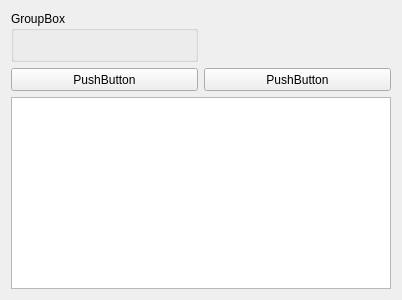
Above: widget.ui from QoolAtGit/KeyManagement before the change. Below: the same form after it.
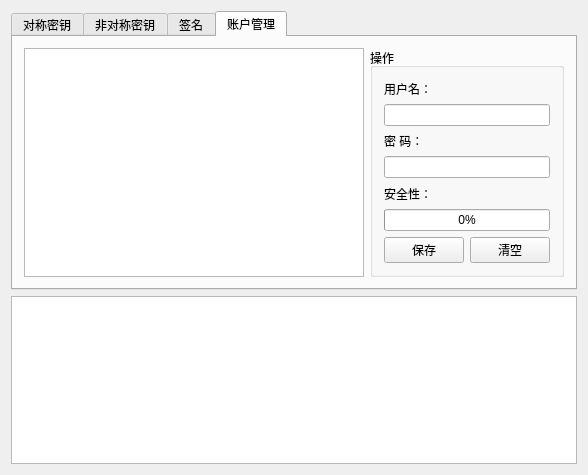
That is the form after the change.

What changed in the file:
```diff
--- a/widget.ui
+++ b/widget.ui
@@ -6,8 +6,8 @@
    <rect>
     <x>0</x>
     <y>0</y>
-    <width>400</width>
-    <height>300</height>
+    <width>588</width>
+    <height>475</height>
    </rect>
   </property>
   <property name="sizePolicy">
@@ -16,68 +16,298 @@
     <verstretch>0</verstretch>
    </sizepolicy>
   </property>
+  <property name="maximumSize">
+   <size>
+    <width>16777215</width>
+    <height>16777215</height>
+   </size>
+  </property>
   <property name="windowTitle">
    <string>Widget</string>
   </property>
   <layout class="QGridLayout" name="gridLayout_2">
-   <item row="0" column="0">
+   <item row="2" column="0">
     <layout class="QGridLayout" name="gridLayout">
-     <item row="1" column="0" alignment="Qt::AlignHCenter|Qt::AlignVCenter">
-      <widget class="QPushButton" name="pushButton">
-       <property name="minimumSize">
-        <size>
-         <width>187</width>
-         <height>23</height>
-        </size>
-       </property>
-       <property name="text">
-        <string>PushButton</string>
-       </property>
-      </widget>
-     </item>
-     <item row="1" column="1" alignment="Qt::AlignHCenter|Qt::AlignVCenter">
-      <widget class="QPushButton" name="pushButton_3">
-       <property name="minimumSize">
-        <size>
-         <width>187</width>
-         <height>23</height>
-        </size>
+     <item row="0" column="0">
+      <widget class="QTabWidget" name="tabWidget">
+       <property name="sizePolicy">
+        <sizepolicy hsizetype="MinimumExpanding" vsizetype="MinimumExpanding">
+         <horstretch>0</horstretch>
+         <verstretch>0</verstretch>
+        </sizepolicy>
        </property>
        <property name="maximumSize">
         <size>
-         <width>187</width>
-         <height>23</height>
+         <width>16777215</width>
+         <height>300</height>
         </size>
        </property>
-       <property name="text">
-        <string>PushButton</string>
+       <property name="tabPosition">
+        <enum>QTabWidget::North</enum>
        </property>
-      </widget>
-     </item>
-     <item row="0" column="0">
-      <widget class="QGroupBox" name="groupBox">
-       <property name="title">
-        <string>GroupBox</string>
+       <property name="currentIndex">
+        <number>3</number>
        </property>
+       <widget class="QWidget" name="tab">
+        <attribute name="title">
+         <string>对称密钥</string>
+        </attribute>
+        <layout class="QGridLayout" name="gridLayout_5">
+         <item row="0" column="1">
+          <layout class="QGridLayout" name="gridLayout_4">
+           <item row="1" column="0">
+            <widget class="QLineEdit" name="lineEdit">
+             <property name="readOnly">
+              <bool>true</bool>
+             </property>
+            </widget>
+           </item>
+           <item row="1" column="1">
+            <widget class="QSpinBox" name="spinBox">
+             <property name="value">
+              <number>16</number>
+             </property>
+            </widget>
+           </item>
+           <item row="1" column="2" alignment="Qt::AlignHCenter|Qt::AlignVCenter">
+            <widget class="QPushButton" name="pushButton">
+             <property name="text">
+              <string>生成</string>
+             </property>
+            </widget>
+           </item>
+           <item row="0" column="1">
+            <widget class="QLabel" name="label">
+             <property name="maximumSize">
+              <size>
+               <width>16777215</width>
+               <height>20</height>
+              </size>
+             </property>
+             <property name="text">
+              <string>密钥的长度</string>
+             </property>
+            </widget>
+           </item>
+           <item row="0" column="0">
+            <widget class="QLabel" name="label_2">
+             <property name="text">
+              <string>对称密钥</string>
+             </property>
+            </widget>
+           </item>
+          </layout>
+         </item>
+         <item row="0" column="0">
+          <widget class="QTableWidget" name="tableWidget_2"/>
+         </item>
+        </layout>
+       </widget>
+       <widget class="QWidget" name="tab_2">
+        <attribute name="title">
+         <string>非对称密钥</string>
+        </attribute>
+        <layout class="QGridLayout" name="gridLayout_7">
+         <item row="0" column="1">
+          <layout class="QGridLayout" name="gridLayout_6">
+           <item row="0" column="0">
+            <widget class="QGroupBox" name="groupBox">
+             <property name="minimumSize">
+              <size>
+               <width>230</width>
+               <height>0</height>
+              </size>
+             </property>
+             <property name="title">
+              <string>操作</string>
+             </property>
+             <layout class="QGridLayout" name="gridLayout_9">
+              <item row="0" column="0">
+               <layout class="QGridLayout" name="gridLayout_8">
+                <item row="2" column="0" alignment="Qt::AlignHCenter|Qt::AlignVCenter">
+                 <widget class="QPushButton" name="pushButton_2">
+                  <property name="text">
+                   <string>添加</string>
+                  </property>
+                 </widget>
+                </item>
+                <item row="3" column="0">
+                 <widget class="QLabel" name="label_4">
+                  <property name="text">
+                   <string>生成密钥对</string>
+                  </property>
+                  <property name="alignment">
+                   <set>Qt::AlignCenter</set>
+                  </property>
+                 </widget>
+                </item>
+                <item row="1" column="0">
+                 <widget class="QLineEdit" name="lineEdit_2"/>
+                </item>
+                <item row="0" column="0">
+                 <widget class="QLabel" name="label_3">
+                  <property name="text">
+                   <string>加密的文件路径</string>
+                  </property>
+                  <property name="alignment">
+                   <set>Qt::AlignCenter</set>
+                  </property>
+                 </widget>
+                </item>
+                <item row="4" column="0" alignment="Qt::AlignHCenter|Qt::AlignVCenter">
+                 <widget class="QPushButton" name="pushButton_3">
+                  <property name="text">
+                   <string>生成</string>
+                  </property>
+                 </widget>
+                </item>
+               </layout>
+              </item>
+             </layout>
+            </widget>
+           </item>
+          </layout>
+         </item>
+         <item row="0" column="0">
+          <widget class="QListWidget" name="listWidget"/>
+         </item>
+        </layout>
+       </widget>
+       <widget class="QWidget" name="tab_3">
+        <attribute name="title">
+         <string>签名</string>
+        </attribute>
+        <layout class="QGridLayout" name="gridLayout_11">
+         <item row="2" column="1">
+          <widget class="QLabel" name="label_5">
+           <property name="text">
+            <string>文件路径</string>
+           </property>
+          </widget>
+         </item>
+         <item row="3" column="2">
+          <widget class="QPushButton" name="pushButton_5">
+           <property name="text">
+            <string>选择</string>
+           </property>
+          </widget>
+         </item>
+         <item row="3" column="1">
+          <widget class="QLineEdit" name="lineEdit_3"/>
+         </item>
+         <item row="4" column="1" alignment="Qt::AlignHCenter">
+          <widget class="QPushButton" name="pushButton_4">
+           <property name="text">
+            <string>签名</string>
+           </property>
+          </widget>
+         </item>
+         <item row="2" column="2">
+          <widget class="QLabel" name="label_6">
+           <property name="text">
+            <string>选择路径</string>
+           </property>
+          </widget>
+         </item>
+         <item row="4" column="2">
+          <widget class="QLabel" name="label_10">
+           <property name="text">
+            <string/>
+           </property>
+          </widget>
+         </item>
+         <item row="2" column="0" rowspan="3">
+          <widget class="QTableWidget" name="tableWidget"/>
+         </item>
+        </layout>
+       </widget>
+       <widget class="QWidget" name="tab_4">
+        <attribute name="title">
+         <string>账户管理</string>
+        </attribute>
+        <layout class="QGridLayout" name="gridLayout_10">
+         <item row="0" column="1">
+          <widget class="QGroupBox" name="groupBox_2">
+           <property name="minimumSize">
+            <size>
+             <width>0</width>
+             <height>0</height>
+            </size>
+           </property>
+           <property name="title">
+            <string>操作</string>
+           </property>
+           <layout class="QGridLayout" name="gridLayout_12">
+            <item row="2" column="0">
+             <widget class="QLabel" name="label_8">
+              <property name="text">
+               <string>密 码：</string>
+              </property>
+             </widget>
+            </item>
+            <item row="0" column="0">
+             <widget class="QLabel" name="label_7">
+              <property name="text">
+               <string>用户名：</string>
+              </property>
+             </widget>
+            </item>
+            <item row="4" column="0">
+             <widget class="QLabel" name="label_9">
+              <property name="text">
+               <string>安全性：</string>
+              </property>
+             </widget>
+            </item>
+            <item row="7" column="0">
+             <widget class="QPushButton" name="pushButton_6">
+              <property name="text">
+               <string>保存</string>
+              </property>
+             </widget>
+            </item>
+            <item row="7" column="1">
+             <widget class="QPushButton" name="pushButton_7">
+              <property name="text">
+               <string>清空</string>
+              </property>
+             </widget>
+            </item>
+            <item row="5" column="0" colspan="2">
+             <widget class="QProgressBar" name="progressBar">
+              <property name="value">
+               <number>0</number>
+              </property>
+             </widget>
+            </item>
+            <item row="3" column="0" colspan="2">
+             <widget class="QLineEdit" name="lineEdit_5"/>
+            </item>
+            <item row="1" column="0" colspan="2">
+             <widget class="QLineEdit" name="lineEdit_4"/>
+            </item>
+           </layout>
+          </widget>
+         </item>
+         <item row="0" column="0">
+          <widget class="QTableWidget" name="tableWidget_3">
+           <property name="showGrid">
+            <bool>false</bool>
+           </property>
+          </widget>
+         </item>
+        </layout>
+       </widget>
       </widget>
      </item>
-     <item row="0" column="1">
-      <spacer name="verticalSpacer">
-       <property name="orientation">
-        <enum>Qt::Vertical</enum>
-       </property>
-       <property name="sizeHint" stdset="0">
-        <size>
-         <width>20</width>
-         <height>40</height>
-        </size>
-       </property>
-      </spacer>
-     </item>
     </layout>
    </item>
-   <item row="1" column="0">
-    <widget class="QTextBrowser" name="textBrowser"/>
+   <item row="3" column="0">
+    <layout class="QGridLayout" name="gridLayout_3">
+     <item row="0" column="0">
+      <widget class="QTextBrowser" name="textBrowser"/>
+     </item>
+    </layout>
    </item>
   </layout>
  </widget>
```
Left out of the diff: 2 changed lines with no effect on the pictures.
